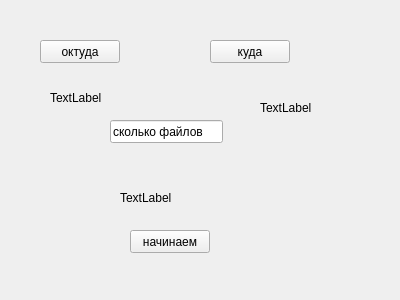
Qt form widget.ui (dedm1/playl) before a commit.
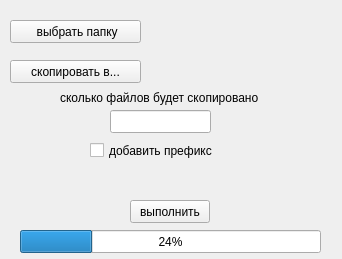
The same form after that commit.

```diff
--- a/widget.ui
+++ b/widget.ui
@@ -6,8 +6,8 @@
    <rect>
     <x>0</x>
     <y>0</y>
-    <width>400</width>
-    <height>300</height>
+    <width>342</width>
+    <height>259</height>
    </rect>
   </property>
   <property name="windowTitle">
@@ -16,92 +16,144 @@
   <widget class="QPushButton" name="pushButton">
    <property name="geometry">
     <rect>
-     <x>40</x>
-     <y>40</y>
-     <width>80</width>
+     <x>10</x>
+     <y>20</y>
+     <width>131</width>
      <height>23</height>
     </rect>
    </property>
    <property name="text">
-    <string>октуда</string>
+    <string> выбрать папку</string>
    </property>
   </widget>
   <widget class="QPushButton" name="pushButton_2">
    <property name="geometry">
     <rect>
-     <x>210</x>
-     <y>40</y>
-     <width>80</width>
+     <x>10</x>
+     <y>60</y>
+     <width>131</width>
      <height>23</height>
     </rect>
    </property>
    <property name="text">
-    <string>куда</string>
+    <string>скопировать в...</string>
    </property>
   </widget>
   <widget class="QLineEdit" name="lineEdit">
    <property name="geometry">
     <rect>
      <x>110</x>
-     <y>120</y>
-     <width>113</width>
+     <y>110</y>
+     <width>101</width>
      <height>23</height>
     </rect>
    </property>
    <property name="text">
-    <string>сколько файлов</string>
+    <string/>
    </property>
   </widget>
   <widget class="QPushButton" name="pushButton_3">
    <property name="geometry">
     <rect>
      <x>130</x>
-     <y>230</y>
+     <y>200</y>
      <width>80</width>
      <height>23</height>
     </rect>
    </property>
    <property name="text">
-    <string>начинаем</string>
+    <string>выполнить</string>
    </property>
   </widget>
   <widget class="QLabel" name="label">
    <property name="geometry">
     <rect>
-     <x>50</x>
-     <y>90</y>
-     <width>59</width>
-     <height>15</height>
+     <x>150</x>
+     <y>20</y>
+     <width>171</width>
+     <height>31</height>
     </rect>
    </property>
    <property name="text">
-    <string>TextLabel</string>
+    <string/>
    </property>
   </widget>
   <widget class="QLabel" name="label_2">
    <property name="geometry">
     <rect>
-     <x>260</x>
-     <y>100</y>
-     <width>59</width>
-     <height>15</height>
+     <x>150</x>
+     <y>60</y>
+     <width>181</width>
+     <height>21</height>
     </rect>
    </property>
    <property name="text">
-    <string>TextLabel</string>
+    <string/>
+   </property>
+  </widget>
+  <widget class="QLabel" name="label_4">
+   <property name="geometry">
+    <rect>
+     <x>60</x>
+     <y>90</y>
+     <width>261</width>
+     <height>16</height>
+    </rect>
+   </property>
+   <property name="text">
+    <string>сколько файлов будет скопировано</string>
+   </property>
+  </widget>
+  <widget class="QCheckBox" name="checkBox">
+   <property name="geometry">
+    <rect>
+     <x>90</x>
+     <y>140</y>
+     <width>151</width>
+     <height>21</height>
+    </rect>
+   </property>
+   <property name="text">
+    <string>добавить префикс</string>
+   </property>
+  </widget>
+  <widget class="QProgressBar" name="progressBar">
+   <property name="geometry">
+    <rect>
+     <x>20</x>
+     <y>230</y>
+     <width>301</width>
+     <height>23</height>
+    </rect>
+   </property>
+   <property name="value">
+    <number>24</number>
    </property>
   </widget>
   <widget class="QLabel" name="label_3">
    <property name="geometry">
     <rect>
-     <x>120</x>
-     <y>190</y>
-     <width>59</width>
-     <height>15</height>
+     <x>10</x>
+     <y>160</y>
+     <width>301</width>
+     <height>31</height>
     </rect>
    </property>
    <property name="text">
-    <string>TextLabel</string>
+    <string/>
+   </property>
+  </widget>
+  <widget class="QLabel" name="label_5">
+   <property name="geometry">
+    <rect>
+     <x>310</x>
+     <y>160</y>
+     <width>31</width>
+     <height>21</height>
+    </rect>
+   </property>
+   <property name="text">
+    <string/>
    </property>
   </widget>
  </widget>
```
